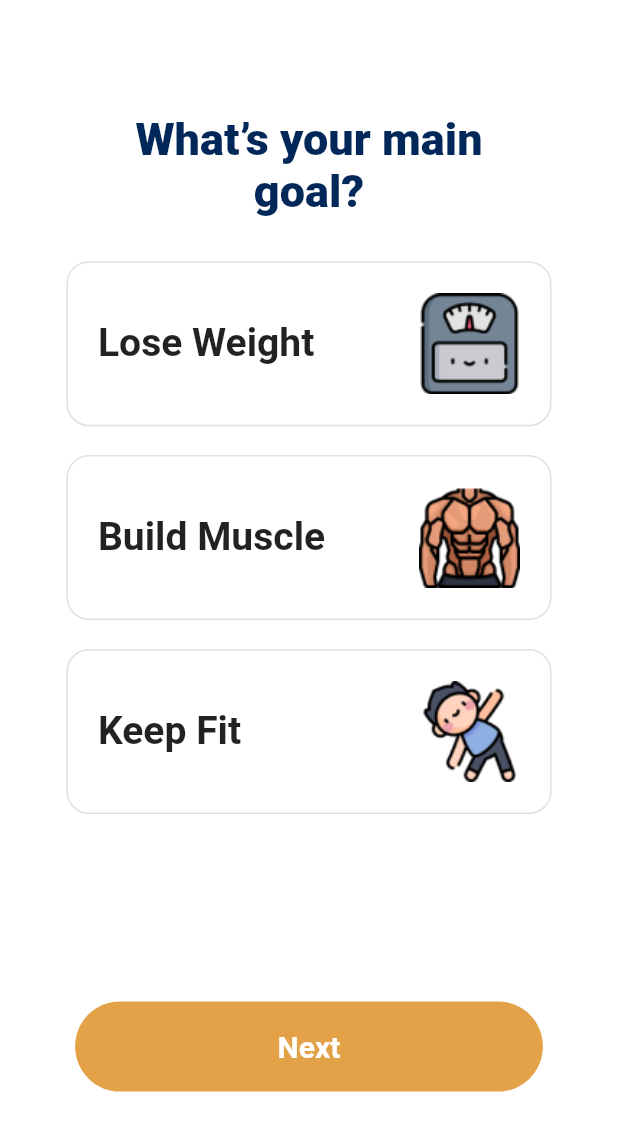
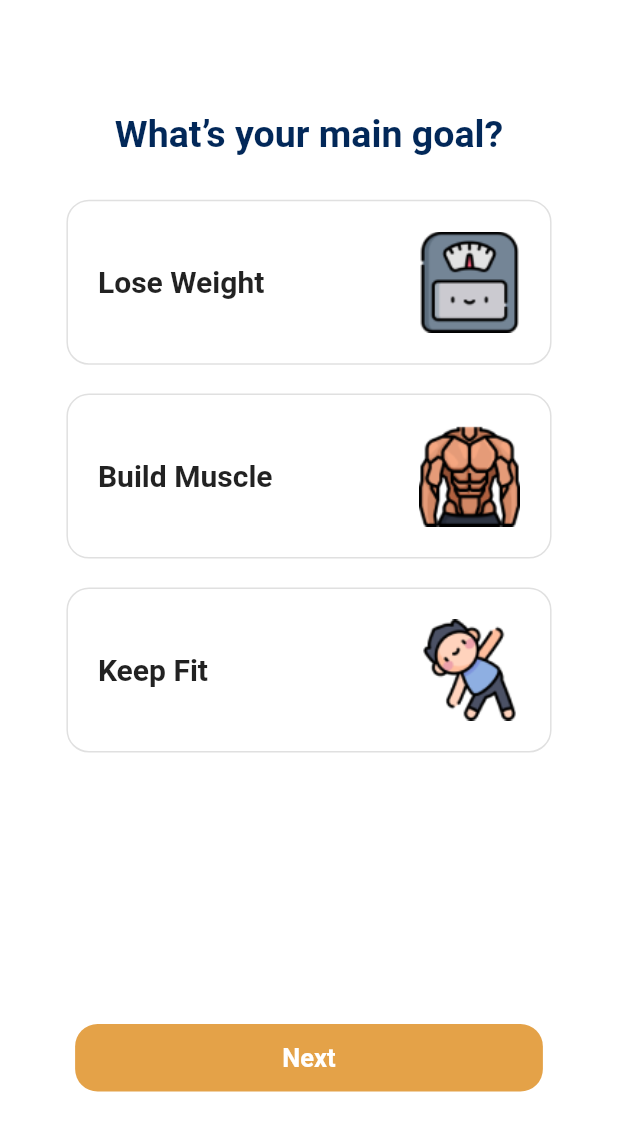
Before and after one commit to long2602/BeeFit, a Flutter app: the screen it shows after launch, after a tap on "Next", on a phone screen of 412 x 824 dp. Shown: the top 1131 px of the screen. Run offline on Flutter 3.47's test engine with Material 2 defaults, Android fonts, the phone set to English and light mode, and no system bars; our stand-ins replace percent_indicator; missing offline and left inert: flutter_ruler_picker; statements that could not run were skipped.

Commit message:
delete test file

```diff
--- a/lib/screens/OnboardingScreen.dart
+++ b/lib/screens/OnboardingScreen.dart
@@ -96,7 +96,7 @@ class _OnBoardingScreenState extends State<OnBoardingScreen> {
                                 'Lose Weight',
                                 style: TextStyle(
                                   fontWeight: FontWeight.bold,
-                                  fontSize: 26 * _scaleFont,
+                                  fontSize: 20 * _scaleFont,
                                 ),
                               ),
                               Image.asset(
@@ -136,7 +136,7 @@ class _OnBoardingScreenState extends State<OnBoardingScreen> {
                                 'Build Muscle',
                                 style: TextStyle(
                                   fontWeight: FontWeight.bold,
-                                  fontSize: 26 * _scaleFont,
+                                  fontSize: 20 * _scaleFont,
                                 ),
                               ),
                               Image.asset(
@@ -177,7 +177,7 @@ class _OnBoardingScreenState extends State<OnBoardingScreen> {
                                 'Keep Fit',
                                 style: TextStyle(
                                   fontWeight: FontWeight.bold,
-                                  fontSize: 26 * _scaleFont,
+                                  fontSize: 20 * _scaleFont,
                                 ),
                               ),
                               Image.asset(
@@ -272,8 +272,9 @@ class _OnBoardingScreenState extends State<OnBoardingScreen> {
                           ...List.generate(
                               5,
                               (index) => Indicator(
-                                  isActive:
-                                      _selectedCurrentBody == index ? true : false)),
+                                  isActive: _selectedCurrentBody == index
+                                      ? true
+                                      : false)),
                         ],
                       ),
                     ],
@@ -350,8 +351,9 @@ class _OnBoardingScreenState extends State<OnBoardingScreen> {
                           ...List.generate(
                             5,
                             (index) => Indicator(
-                                isActive:
-                                    _selectedDesiredBody == index ? true : false),
+                                isActive: _selectedDesiredBody == index
+                                    ? true
+                                    : false),
                           ),
                         ],
                       ),
@@ -668,10 +670,11 @@ class _OnBoardingScreenState extends State<OnBoardingScreen> {
           OnPageView(
             title: "How often would you like to work out?",
             pageController: pageController,
-            onPressed: (){
+            onPressed: () {
               Navigator.push(
                 context,
-                MaterialPageRoute(builder: (context) => const OnProgressScreen()),
+                MaterialPageRoute(
+                    builder: (context) => const OnProgressScreen()),
               );
             },
             widget: Column(
--- a/lib/widgets/ButtonMain.dart
+++ b/lib/widgets/ButtonMain.dart
@@ -34,14 +34,14 @@ class ButtonMain extends StatelessWidget {
           height: _height,
           width: _width,
           decoration: BoxDecoration(
-            borderRadius: BorderRadius.circular(30),
+            borderRadius: BorderRadius.circular(15),
             color: _backgroundColor,
           ),
           child: Center(
             child: Text(
               _text,
               style: TextStyle(
-                  color: _textColor, fontSize: 20, fontWeight: FontWeight.bold),
+                  color: _textColor, fontSize: 17, fontWeight: FontWeight.bold),
             ),
           ),
         ),
--- a/lib/widgets/OnPageView.dart
+++ b/lib/widgets/OnPageView.dart
@@ -14,7 +14,7 @@ class OnPageView extends StatefulWidget {
       {required String title,
       required Widget widget,
       required PageController pageController,
-        VoidCallback? onPressed,
+      VoidCallback? onPressed,
       Key? key})
       : _title = title,
         _widget = widget,
@@ -44,8 +44,8 @@ class _OnPageViewState extends State<OnPageView> {
               widget._title,
               textAlign: TextAlign.center,
               style: TextStyle(
-                fontSize: 30 * AppUI.fontScale(context),
-                fontWeight: FontWeight.w900,
+                fontSize: 25 * AppUI.fontScale(context),
+                fontWeight: FontWeight.bold,
                 color: AppStyle.secondaryColor,
               ),
             ),
@@ -60,13 +60,14 @@ class _OnPageViewState extends State<OnPageView> {
               backgroundColor: AppStyle.primaryColor,
               textColor: AppStyle.whiteColor,
               text: 'Next',
-              height: 60 * AppUI.fontScale(context),
-              onPressed: widget._onPressed == null ?
-                  () {
-                  widget._pageController.nextPage(
-                      duration: const Duration(milliseconds: 500),
-                      curve: Curves.easeInOut);
-              }: widget._onPressed!,
+              height: 45 * AppUI.fontScale(context),
+              onPressed: widget._onPressed == null
+                  ? () {
+                      widget._pageController.nextPage(
+                          duration: const Duration(milliseconds: 500),
+                          curve: Curves.easeInOut);
+                    }
+                  : widget._onPressed!,
             ),
           ),
         ],
```
Also changed, not shown: lib/controllers/test.dart (deleted), pubspec.lock.
